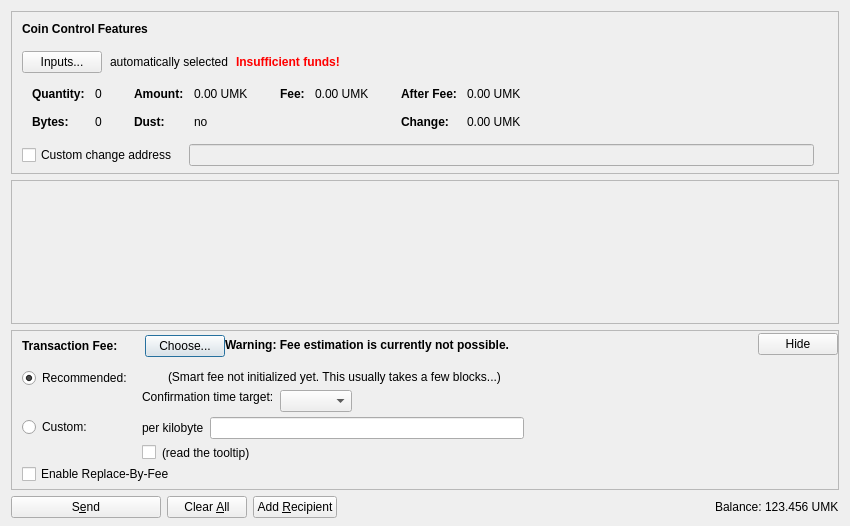
Old version of the form src/qt/forms/sendcoinsdialog.ui in the repository umkoin/umkoin.
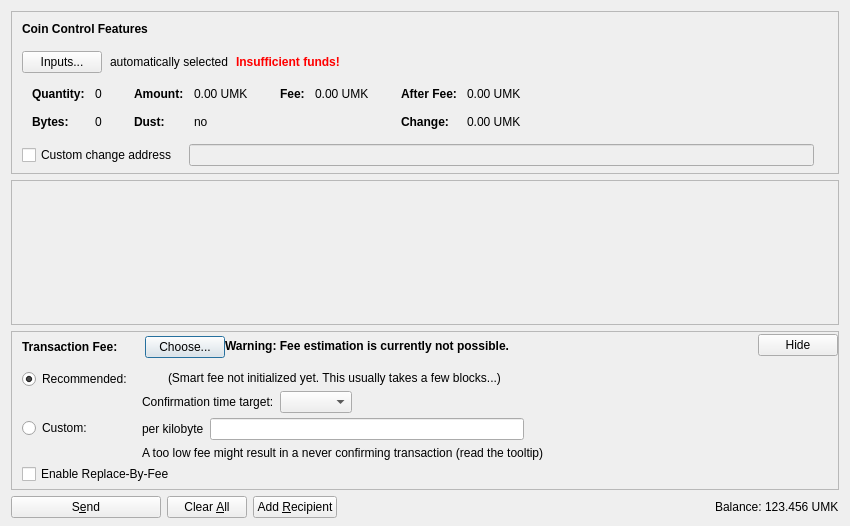
New version of the form. Icons and pictures are not drawn. Custom widgets are drawn as their Qt base class.

What changed in the file:
```diff
--- a/src/qt/forms/sendcoinsdialog.ui
+++ b/src/qt/forms/sendcoinsdialog.ui
@@ -878,17 +878,7 @@
                <item>
                 <layout class="QHBoxLayout" name="horizontalLayoutFee8">
                  <item>
-                  <widget class="QCheckBox" name="checkBoxMinimumFee">
-                   <property name="toolTip">
-                    <string>Paying only the minimum fee is just fine as long as there is less transaction volume than space in the blocks. But be aware that this can end up in a never confirming transaction once there is more demand for umkoin transactions than the network can process.</string>
-                   </property>
-                   <property name="text">
-                    <string/>
-                   </property>
-                  </widget>
-                 </item>
-                 <item>
-                  <widget class="QLabel" name="labelMinFeeWarning">
+                  <widget class="QLabel" name="labelCustomFeeWarning">
                    <property name="enabled">
                     <bool>true</bool>
                    </property>
@@ -896,10 +886,7 @@
                     <string>Paying only the minimum fee is just fine as long as there is less transaction volume than space in the blocks. But be aware that this can end up in a never confirming transaction once there is more demand for umkoin transactions than the network can process.</string>
                    </property>
                    <property name="text">
-                    <string>(read the tooltip)</string>
-                   </property>
-                   <property name="margin">
-                    <number>5</number>
+                    <string>A too low fee might result in a never confirming transaction (read the tooltip)</string>
                    </property>
                   </widget>
                  </item>
@@ -992,9 +979,6 @@
                    <property name="text">
                     <string/>
                    </property>
-                   <property name="margin">
-                    <number>2</number>
-                   </property>
                   </widget>
                  </item>
                  <item>
@@ -1009,9 +993,6 @@
                    <property name="text">
                     <string>(Smart fee not initialized yet. This usually takes a few blocks...)</string>
                    </property>
-                   <property name="margin">
-                    <number>2</number>
-                   </property>
                   </widget>
                  </item>
                  <item>
@@ -1038,24 +1019,8 @@
                      <property name="text">
                       <string>Confirmation time target:</string>
                      </property>
-                     <property name="margin">
-                      <number>2</number>
-                     </property>
                     </widget>
                    </item>
-                   <item>
-                    <spacer name="verticalSpacer_3">
-                     <property name="orientation">
-                      <enum>Qt::Vertical</enum>
-                     </property>
-                     <property name="sizeHint" stdset="0">
-                      <size>
-                       <width>1</width>
-                       <height>1</height>
-                      </size>
-                     </property>
-                    </spacer>
-                   </item>
                   </layout>
                  </item>
                  <item>
```
Left out of the diff: 2 changed lines with no effect on the pictures.
